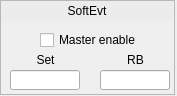
Before: the Qt Designer form ui/EVG/evg_master_softEvt.ui in epics-modules/mrfioc2, drawn with Qt 5.
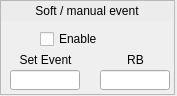
After: the same form once the commit is applied. Custom widgets are drawn as their Qt base class.

Commit message: [COSYLAB-97] removed buttons, added units, rearranged layout

What changed in the file:
```diff
--- a/ui/EVG/evg_master_softEvt.ui
+++ b/ui/EVG/evg_master_softEvt.ui
@@ -64,7 +64,7 @@
      <string notr="true">background-color: rgb(236, 236, 236, 255);</string>
     </property>
     <property name="text">
-     <string>SoftEvt</string>
+     <string>Soft / manual event</string>
     </property>
     <property name="alignment">
      <set>Qt::AlignCenter</set>
@@ -75,8 +75,8 @@
      <rect>
       <x>10</x>
       <y>30</y>
-      <width>20</width>
-      <height>20</height>
+      <width>18</width>
+      <height>18</height>
      </rect>
     </property>
     <property name="toolTip">
@@ -132,11 +132,11 @@
       <x>40</x>
       <y>30</y>
       <width>131</width>
-      <height>20</height>
+      <height>18</height>
      </rect>
     </property>
     <property name="text">
-     <string>Master enable</string>
+     <string>Enable</string>
     </property>
     <property name="channel" stdset="0">
      <string notr="true">$(EVG):SoftEvt-Enable-Sel</string>
@@ -168,7 +168,7 @@
      </rect>
     </property>
     <property name="text">
-     <string>Set</string>
+     <string>Set Event</string>
     </property>
     <property name="alignment">
      <set>Qt::AlignCenter</set>
```
The commit also changes 7 other files.
